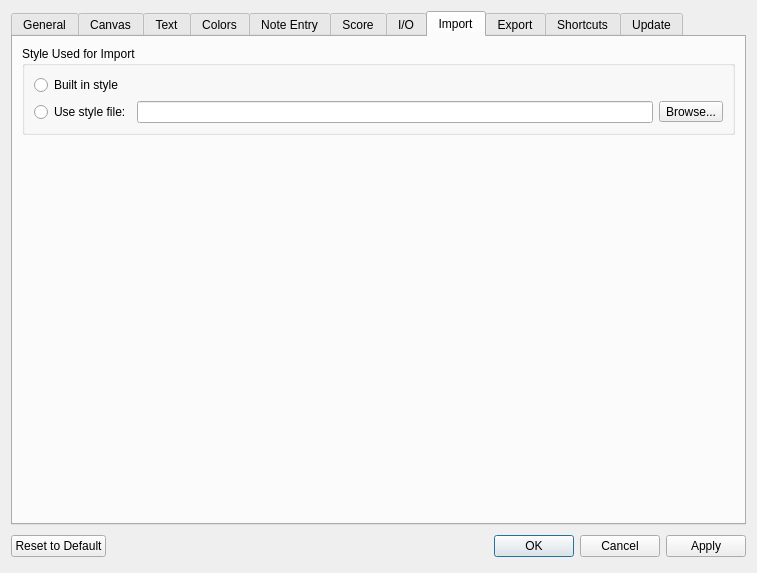
Before: the Qt Designer form mscore/mscore/prefsdialog.ui in musescore/musescore-old, drawn with Qt 5.
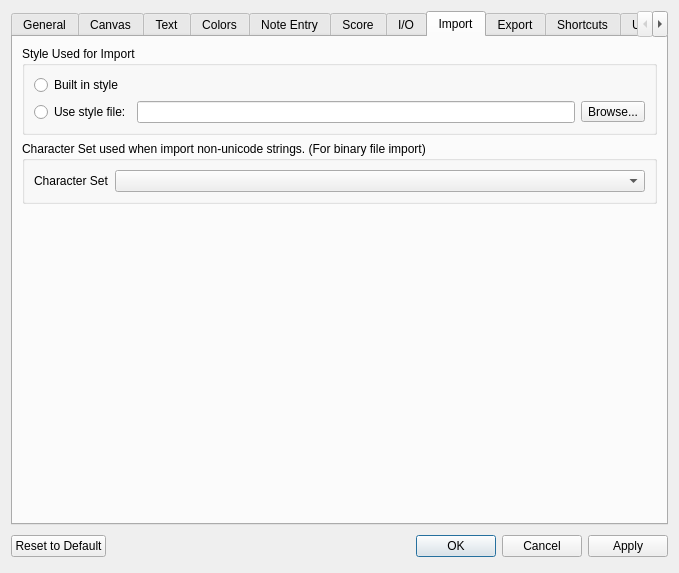
After: the same form once the commit is applied. The open tabs and pages were chosen to show the change. Icons and pictures are not drawn. Custom widgets are drawn as their Qt base class.

Commit message: ove import update

Diff of the .ui file:
```diff
--- a/mscore/mscore/prefsdialog.ui
+++ b/mscore/mscore/prefsdialog.ui
@@ -6,7 +6,7 @@
    <rect>
     <x>0</x>
     <y>0</y>
-    <width>757</width>
+    <width>679</width>
     <height>545</height>
    </rect>
   </property>
@@ -2364,7 +2364,7 @@
       <attribute name="title">
        <string>Import</string>
       </attribute>
-      <layout class="QVBoxLayout">
+      <layout class="QVBoxLayout" name="verticalLayout_10">
        <item>
         <widget class="QGroupBox" name="groupBox_7">
          <property name="title">
@@ -2409,6 +2409,41 @@
          </layout>
         </widget>
        </item>
+       <item>
+        <widget class="QGroupBox" name="groupBox_20">
+         <property name="title">
+          <string>Character Set used when import non-unicode strings. (For binary file import)</string>
+         </property>
+         <property name="flat">
+          <bool>true</bool>
+         </property>
+         <layout class="QHBoxLayout" name="horizontalLayout_8">
+          <item>
+           <widget class="QLabel" name="label_49">
+            <property name="sizePolicy">
+             <sizepolicy hsizetype="Minimum" vsizetype="Preferred">
+              <horstretch>0</horstretch>
+              <verstretch>0</verstretch>
+             </sizepolicy>
+            </property>
+            <property name="text">
+             <string>Character Set</string>
+            </property>
+           </widget>
+          </item>
+          <item>
+           <widget class="QComboBox" name="importCharsetList">
+            <property name="sizePolicy">
+             <sizepolicy hsizetype="Expanding" vsizetype="Fixed">
+              <horstretch>0</horstretch>
+              <verstretch>0</verstretch>
+             </sizepolicy>
+            </property>
+           </widget>
+          </item>
+         </layout>
+        </widget>
+       </item>
        <item>
         <spacer>
          <property name="orientation">
```
Left out of the diff: 2 changed lines with no effect on the pictures. The commit also changes 19 other files.
